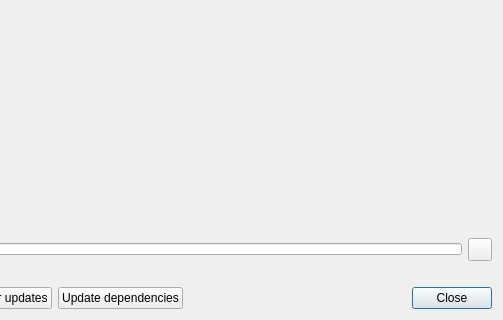
Before: the Qt Designer form AddonManager.ui in chennes/AddonManager, drawn with Qt 5; both pictures show x 297 to 800 and y 280 to 600 of the 800 by 600 pixel window.
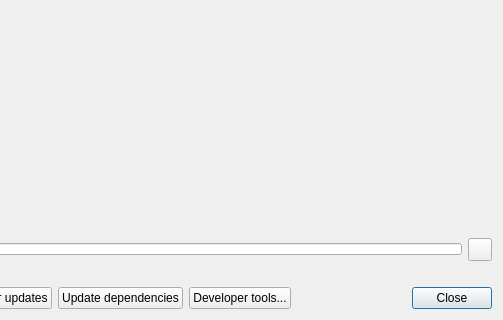
After: the same form once the commit is applied.

Commit message: Addon Manager: Sketch out basics of Developer Mode

Diff of the .ui file:
```diff
--- a/AddonManager.ui
+++ b/AddonManager.ui
@@ -134,6 +134,13 @@
        </property>
       </widget>
      </item>
+     <item>
+      <widget class="QPushButton" name="buttonDevTools">
+       <property name="text">
+        <string>Developer tools...</string>
+       </property>
+      </widget>
+     </item>
      <item>
       <spacer name="horizontalSpacer_4">
        <property name="orientation">
```
The commit also changes 9 other files.
